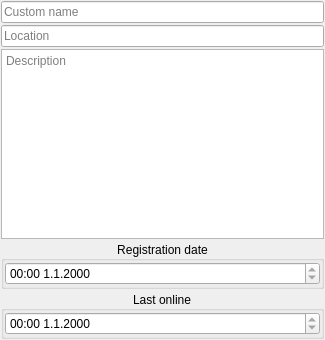
First picture: the form in Apps/ManagePanel/src/gui/detectors/detectorconfigurationwidget.ui, repository VinTRiZz/RemoteObjectDetector, before the edit.
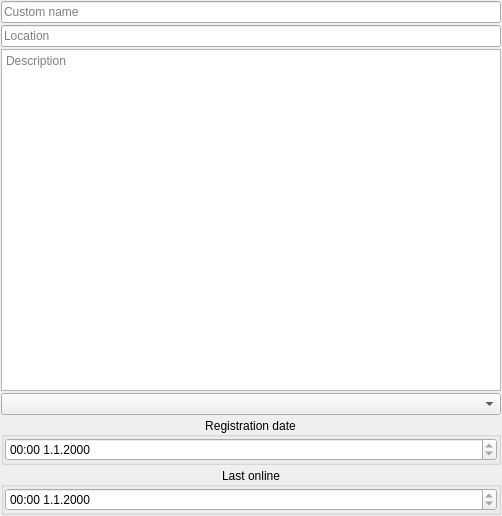
Second picture: the form after the edit.

What changed in the file:
```diff
--- a/Apps/ManagePanel/src/gui/detectors/detectorconfigurationwidget.ui
+++ b/Apps/ManagePanel/src/gui/detectors/detectorconfigurationwidget.ui
@@ -6,8 +6,8 @@
    <rect>
     <x>0</x>
     <y>0</y>
-    <width>325</width>
-    <height>340</height>
+    <width>502</width>
+    <height>516</height>
    </rect>
   </property>
   <property name="windowTitle">
@@ -50,6 +50,9 @@
      </property>
     </widget>
    </item>
+   <item>
+    <widget class="QComboBox" name="comboBoxSoftwareVersion"/>
+   </item>
    <item>
     <widget class="QGroupBox" name="groupBox">
      <property name="title">
```
